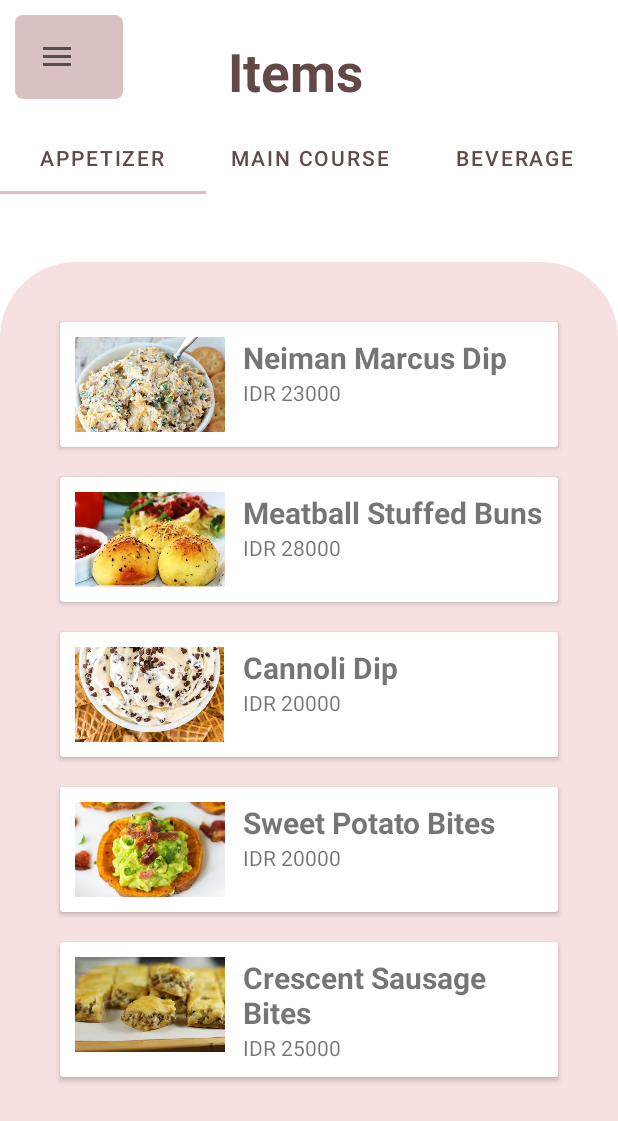
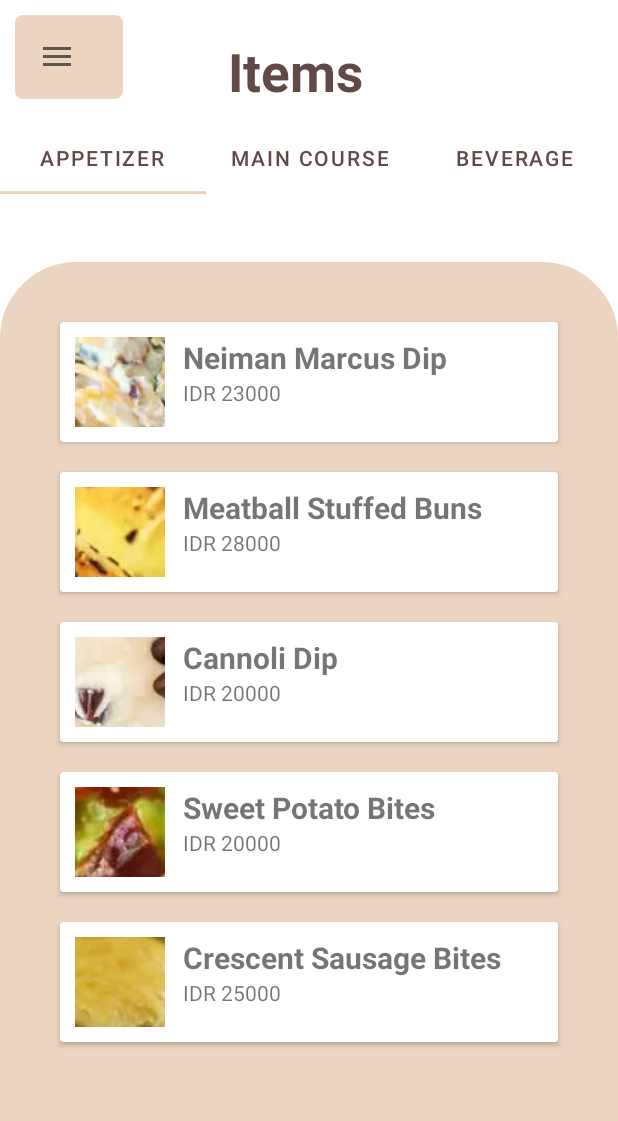
Before and after one commit to MichaelStan27/CafeLegend, an Android app: the HomeActivity screen opened directly, with no data from a screen before it, in the side drawer, after a tap on "Items", on a phone screen of 412 x 824 dp. Shown: the top 1121 px of the screen. Run offline under Robolectric (Android 15) with nearby library versions, the phone set to English and light mode, and no system bars.

Commit message:
last update

```diff
--- a/app/src/main/java/com/example/cafelegend/HomeActivity.java
+++ b/app/src/main/java/com/example/cafelegend/HomeActivity.java
@@ -83,7 +83,7 @@ public class HomeActivity extends AppCompatActivity implements NavigationView.On
             public void run() {
                 handler.post(update);
             }
-        },2500,2500);
+        },5000,5000);
     }
 
     protected void onCreate(Bundle savedInstanceState) {
--- a/app/src/main/res/drawable/large_pink_rectangle.xml
+++ b/app/src/main/res/drawable/large_pink_rectangle.xml
@@ -5,6 +5,6 @@
     <corners
         android:topLeftRadius="50dp"
         android:topRightRadius="50dp"/>
-    <stroke android:width="2dp" android:color="#F6E0E0"/>
-    <solid android:color="#F6E0E0"/>
+    <stroke android:width="2dp" android:color="#EBD5C1"/>
+    <solid android:color="#EBD5C1"/>
 </shape>
--- a/app/src/main/res/drawable/pink_border.xml
+++ b/app/src/main/res/drawable/pink_border.xml
@@ -7,7 +7,7 @@
         android:right="0dp"
         android:left="0dp"
         android:top="0dp"/>
-    <stroke android:width="10dp" android:color="#D9C1C1"/>
+    <stroke android:width="10dp" android:color="#EBD5C1"/>
     <solid android:color="@android:color/transparent"/>
     <corners android:radius="10dp"/>
 </shape>
--- a/app/src/main/res/drawable/pink_rectangle.xml
+++ b/app/src/main/res/drawable/pink_rectangle.xml
@@ -2,5 +2,5 @@
     android:shape="rectangle">
     <size android:height="20dp" android:width="20dp"/>
     <corners android:radius="5dp" />
-    <solid android:color="#D9C1C1"/>
+    <solid android:color="#EBD5C1"/>
 </shape>
--- a/app/src/main/res/layout/activity_home.xml
+++ b/app/src/main/res/layout/activity_home.xml
@@ -61,13 +61,13 @@
             android:layout_marginTop="110dp"
             android:paddingTop="100dp"
             android:paddingBottom="200dp"
-            android:background="@drawable/large_pink_rectangle"
+            android:background="@drawable/large_rectangle"
             >
 
             <RelativeLayout
                 android:layout_width="match_parent"
-                android:layout_marginTop="40dp"
-                android:layout_height="180dp"
+                android:layout_marginTop="100dp"
+                android:layout_height="400dp"
                 android:layout_marginHorizontal="12dp"
                 >
 
--- a/app/src/main/res/layout/activity_login.xml
+++ b/app/src/main/res/layout/activity_login.xml
@@ -63,6 +63,7 @@
                 android:layout_width="match_parent"
                 android:layout_height="wrap_content"
                 android:text="@string/username"
+                android:textStyle="bold"
                 />
 
             <EditText
@@ -82,6 +83,7 @@
                 android:layout_width="match_parent"
                 android:layout_height="wrap_content"
                 android:text="@string/password"
+                android:textStyle="bold"
                 />
 
             <EditText
--- a/app/src/main/res/layout/carousel_image.xml
+++ b/app/src/main/res/layout/carousel_image.xml
@@ -1,11 +1,11 @@
 <?xml version="1.0" encoding="utf-8"?>
 <LinearLayout xmlns:android="http://schemas.android.com/apk/res/android"
     android:orientation="vertical" android:layout_width="match_parent"
-    android:layout_height="wrap_content">
+    android:layout_height="match_parent">
     <ImageView
         android:id="@+id/carouselIV"
         android:layout_width="match_parent"
-        android:layout_height="200dp"
+        android:layout_height="match_parent"
         android:scaleType="fitXY"
         android:src="@drawable/logo"/>
 </LinearLayout>
--- a/app/src/main/res/layout/list_food_card.xml
+++ b/app/src/main/res/layout/list_food_card.xml
@@ -14,10 +14,11 @@
 
         <ImageView
             android:id="@+id/ivFoodImg"
-            android:layout_width="100dp"
-            android:layout_height="wrap_content"
+            android:layout_width="60dp"
+            android:layout_height="60dp"
             android:adjustViewBounds="true"
             android:layout_marginEnd="12dp"
+            android:scaleType="center"
             />
 
         <LinearLayout
--- a/app/src/main/res/values/colors.xml
+++ b/app/src/main/res/values/colors.xml
@@ -7,6 +7,6 @@
     <color name="teal_700">#FF018786</color>
     <color name="black">#FF000000</color>
     <color name="white">#FFFFFFFF</color>
-    <color name="pink">#D9C1C1</color>
+    <color name="pink">#EBD5C1</color>
     <color name="dark_pink">#634848</color>
 </resources>
```
Also changed, not shown: app/src/main/res/layout/activity_food_detail.xml (+5 -3 lines).
